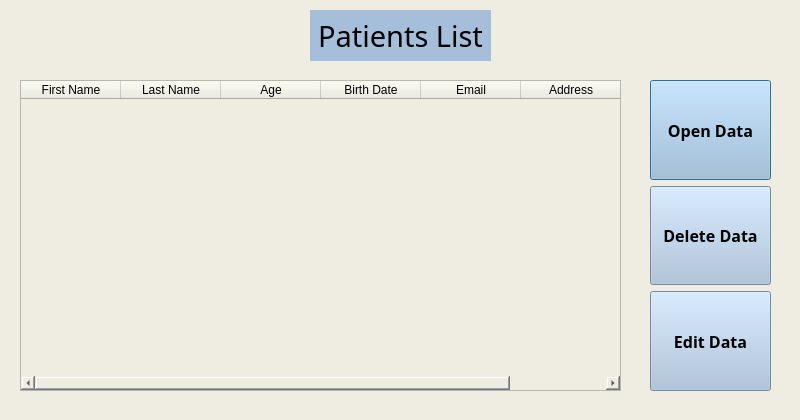
This is browser.ui in AlgoChad/Shit as Qt 5 draws it before an edit. The edited form follows.
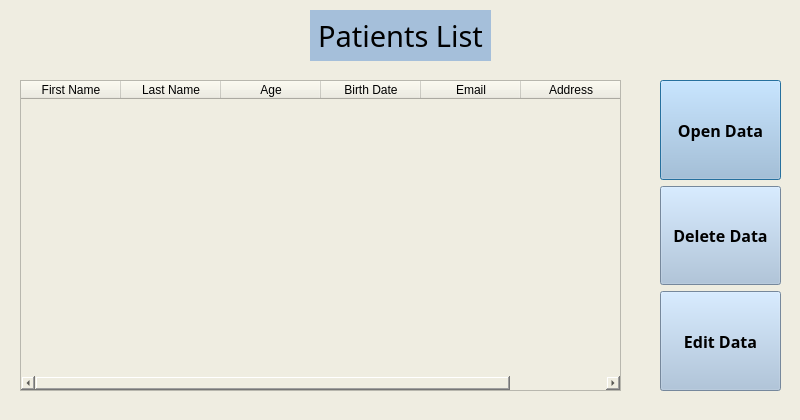
This is the edited form.

The edit to the form file:
```diff
--- a/browser.ui
+++ b/browser.ui
@@ -122,7 +122,7 @@
   <widget class="QWidget" name="layoutWidget_2">
    <property name="geometry">
     <rect>
-     <x>650</x>
+     <x>660</x>
      <y>80</y>
      <width>121</width>
      <height>311</height>
```
